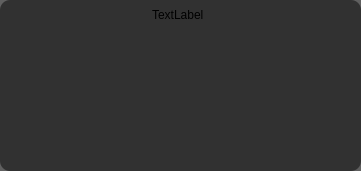
Qt form MuSeqPose/Resources/OperationCard.ui (mahir1010/MuSeqPose) before a commit.
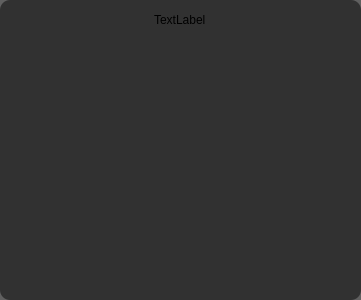
The same form after that commit. Icons and pictures are not drawn.

```diff
--- a/MuSeqPose/Resources/OperationCard.ui
+++ b/MuSeqPose/Resources/OperationCard.ui
@@ -7,19 +7,19 @@
                 <x>0</x>
                 <y>0</y>
                 <width>361</width>
-                <height>171</height>
+                <height>300</height>
             </rect>
         </property>
         <property name="sizePolicy">
             <sizepolicy hsizetype="Expanding" vsizetype="Fixed">
-                <horstretch>0</horstretch>
+                <horstretch>1</horstretch>
                 <verstretch>0</verstretch>
             </sizepolicy>
         </property>
         <property name="minimumSize">
             <size>
-                <width>200</width>
-                <height>100</height>
+                <width>300</width>
+                <height>300</height>
             </size>
         </property>
         <property name="maximumSize">
@@ -48,12 +48,16 @@
                 }
 
                 QWidget{
-                background-color: rgba(50, 50, 50,0);
+                background-color: rgba(50, 50, 50,0) !important;
+                }
+
+                QPushButton{
+                background-color: rgba(20, 20, 20,0) !important;
                 }
 
             </string>
         </property>
-        <layout class="QVBoxLayout" name="verticalLayout_2" stretch="0,0,3,0">
+        <layout class="QVBoxLayout" name="verticalLayout_2" stretch="0,0">
             <property name="spacing">
                 <number>0</number>
             </property>
@@ -61,16 +65,16 @@
                 <enum>QLayout::SetMinAndMaxSize</enum>
             </property>
             <property name="leftMargin">
-                <number>0</number>
+                <number>5</number>
             </property>
             <property name="topMargin">
-                <number>0</number>
+                <number>5</number>
             </property>
             <property name="rightMargin">
                 <number>5</number>
             </property>
             <property name="bottomMargin">
-                <number>0</number>
+                <number>5</number>
             </property>
             <item>
                 <layout class="QHBoxLayout" name="horizontalLayout" stretch="0,1,0,1">
@@ -173,52 +177,83 @@
                 </widget>
             </item>
             <item>
-                <layout class="QVBoxLayout" name="progress_container">
-                    <property name="spacing">
-                        <number>10</number>
+                <widget class="QScrollArea" name="scrollArea">
+                    <property name="sizePolicy">
+                        <sizepolicy hsizetype="Expanding" vsizetype="Expanding">
+                            <horstretch>1</horstretch>
+                            <verstretch>1</verstretch>
+                        </sizepolicy>
                     </property>
-                    <property name="sizeConstraint">
-                        <enum>QLayout::SetMinAndMaxSize</enum>
+                    <property name="frameShape">
+                        <enum>QFrame::NoFrame</enum>
                     </property>
-                    <property name="leftMargin">
-                        <number>10</number>
+                    <property name="frameShadow">
+                        <enum>QFrame::Plain</enum>
                     </property>
-                    <property name="topMargin">
-                        <number>10</number>
+                    <property name="lineWidth">
+                        <number>0</number>
                     </property>
-                    <property name="rightMargin">
-                        <number>10</number>
+                    <property name="horizontalScrollBarPolicy">
+                        <enum>Qt::ScrollBarAlwaysOff</enum>
                     </property>
-                    <property name="bottomMargin">
-                        <number>10</number>
+                    <property name="sizeAdjustPolicy">
+                        <enum>QAbstractScrollArea::AdjustIgnored</enum>
                     </property>
-                </layout>
-            </item>
-            <item alignment="Qt::AlignBottom">
-                <widget class="QPushButton" name="move_down">
-                    <property name="minimumSize">
-                        <size>
-                            <width>0</width>
-                            <height>20</height>
-                        </size>
-                    </property>
-                    <property name="maximumSize">
-                        <size>
-                            <width>16777215</width>
-                            <height>20</height>
-                        </size>
-                    </property>
-                    <property name="text">
-                        <string/>
-                    </property>
-                    <property name="icon">
-                        <iconset theme="down">
-                            <normaloff>../../../.designer/backup</normaloff>../../../.designer/backup
-                        </iconset>
-                    </property>
-                    <property name="flat">
+                    <property name="widgetResizable">
                         <bool>true</bool>
                     </property>
+                    <property name="alignment">
+                        <set>Qt::AlignCenter</set>
+                    </property>
+                    <widget class="QWidget" name="progress_container">
+                        <property name="geometry">
+                            <rect>
+                                <x>0</x>
+                                <y>0</y>
+                                <width>351</width>
+                                <height>258</height>
+                            </rect>
+                        </property>
+                        <property name="sizePolicy">
+                            <sizepolicy hsizetype="Expanding" vsizetype="Preferred">
+                                <horstretch>0</horstretch>
+                                <verstretch>0</verstretch>
+                            </sizepolicy>
+                        </property>
+                        <layout class="QVBoxLayout" name="verticalLayout">
+                            <property name="spacing">
+                                <number>0</number>
+                            </property>
+                            <property name="sizeConstraint">
+                                <enum>QLayout::SetDefaultConstraint</enum>
+                            </property>
+                            <property name="leftMargin">
+                                <number>0</number>
+                            </property>
+                            <property name="topMargin">
+                                <number>0</number>
+                            </property>
+                            <property name="rightMargin">
+                                <number>0</number>
+                            </property>
+                            <property name="bottomMargin">
+                                <number>0</number>
+                            </property>
+                            <item>
+                                <spacer name="verticalSpacer">
+                                    <property name="orientation">
+                                        <enum>Qt::Vertical</enum>
+                                    </property>
+                                    <property name="sizeHint" stdset="0">
+                                        <size>
+                                            <width>20</width>
+                                            <height>40</height>
+                                        </size>
+                                    </property>
+                                </spacer>
+                            </item>
+                        </layout>
+                    </widget>
                 </widget>
             </item>
         </layout>
```
Left out of the diff: 29 changed lines with no effect on the pictures.
